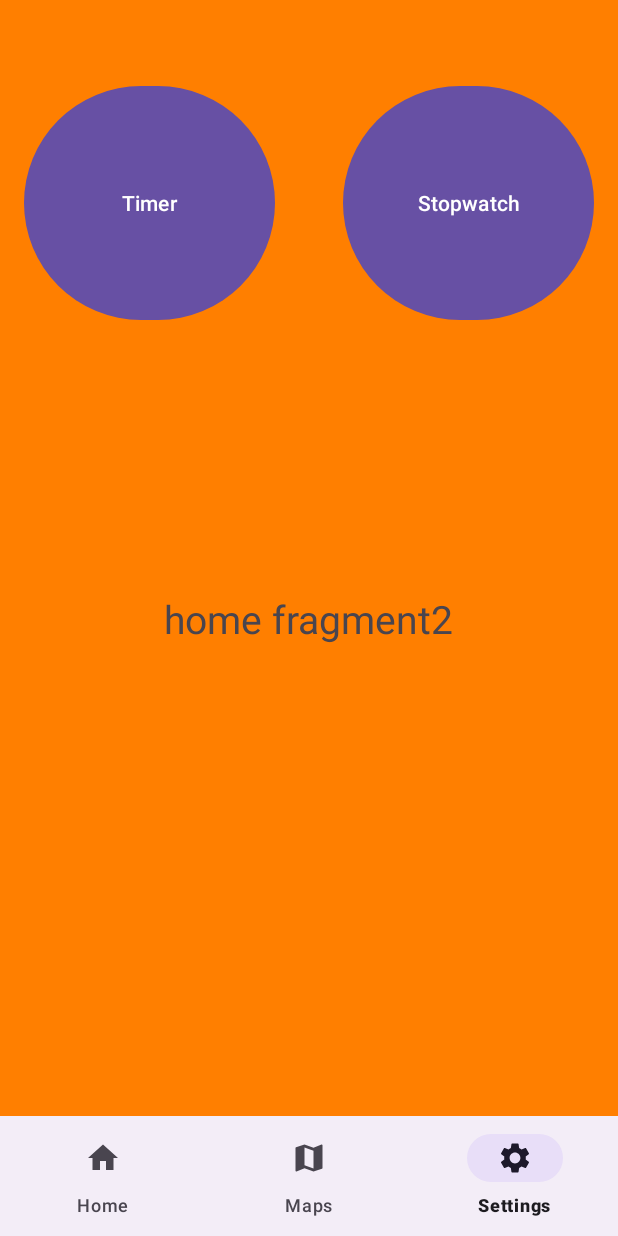
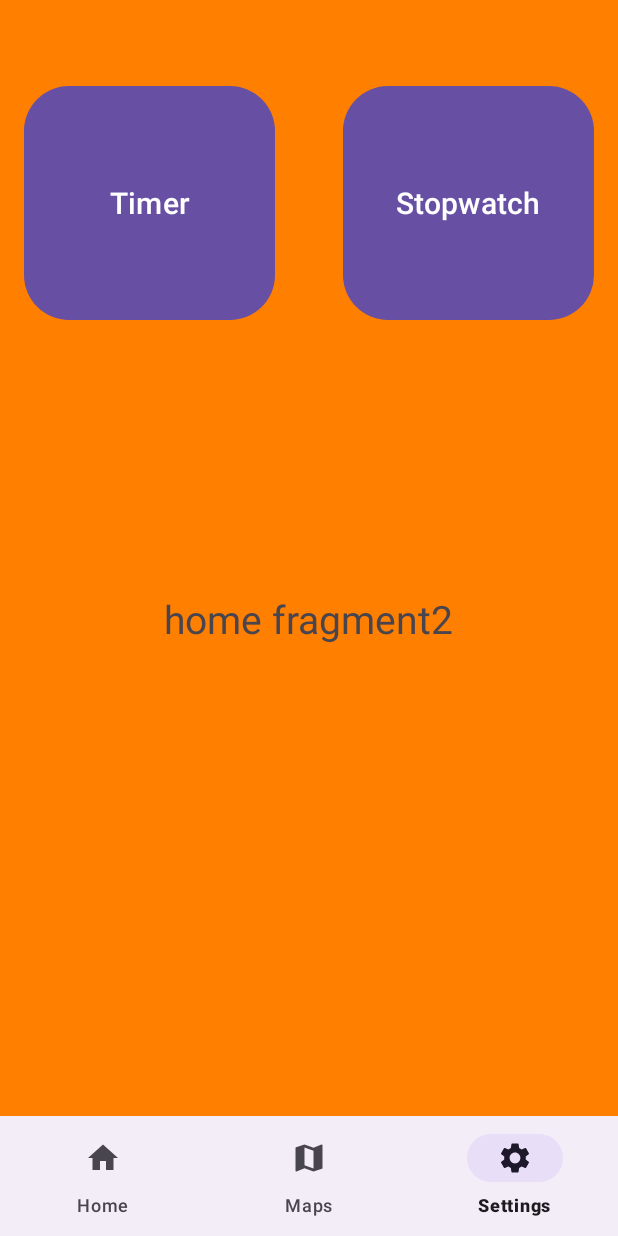
Before and after one commit to I2oman/NESColGlass_AndroidApp, an Android app: the screen it shows after launch (MainActivity), on a phone screen of 412 x 824 dp. Run offline under Robolectric (Android 15) with nearby library versions, the phone set to English and light mode, and no system bars.

Commit message:
improve home buttons design

```diff
--- a/app/src/main/res/layout/fragment_home.xml
+++ b/app/src/main/res/layout/fragment_home.xml
@@ -32,6 +32,8 @@
         app:layout_constraintHorizontal_bias="0.934"
         app:layout_constraintStart_toStartOf="parent"
         app:layout_constraintTop_toTopOf="parent"
+        app:cornerRadius="30dp"
+        android:textSize="20sp"
         app:layout_constraintVertical_bias="0.081" />
 
     <Button
@@ -44,6 +46,8 @@
         app:layout_constraintHorizontal_bias="0.065"
         app:layout_constraintStart_toStartOf="parent"
         app:layout_constraintTop_toTopOf="parent"
+        app:cornerRadius="30dp"
+        android:textSize="20sp"
         app:layout_constraintVertical_bias="0.081" />
 
 
```
